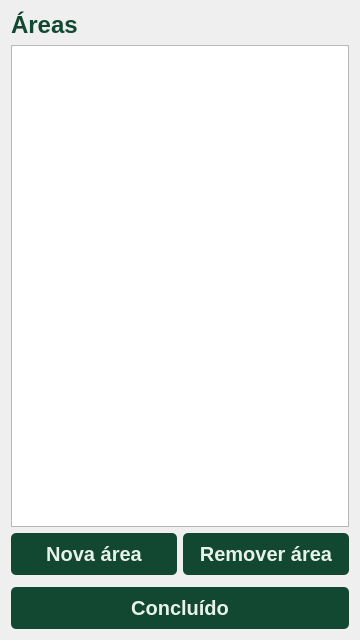
First picture: the form in gui/Areas.ui, repository pollyanasousa/projeto-interdisciplinar-ufrpe, before the edit.
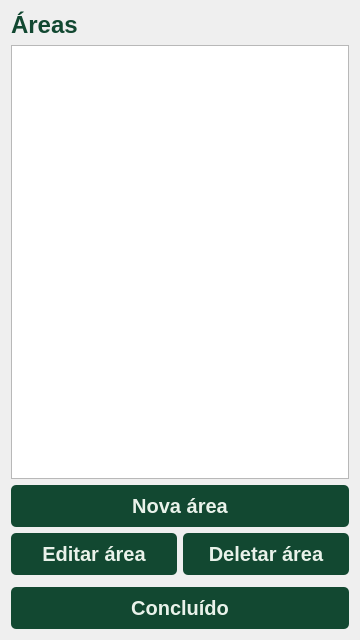
Second picture: the form after the edit.

The edit to the form file:
```diff
--- a/gui/Areas.ui
+++ b/gui/Areas.ui
@@ -98,19 +98,26 @@
    <item>
     <widget class="QListWidget" name="area_listwidget"/>
    </item>
+   <item>
+    <widget class="QPushButton" name="new_area_button">
+     <property name="text">
+      <string>Nova área</string>
+     </property>
+    </widget>
+   </item>
    <item>
     <layout class="QHBoxLayout" name="horizontalLayout">
      <item>
-      <widget class="QPushButton" name="new_area_button">
+      <widget class="QPushButton" name="update_area_button">
        <property name="text">
-        <string>Nova área</string>
+        <string>Editar área</string>
        </property>
       </widget>
      </item>
      <item>
       <widget class="QPushButton" name="delete_area_button">
        <property name="text">
-        <string>Remover área</string>
+        <string>Deletar área</string>
        </property>
       </widget>
      </item>
```
